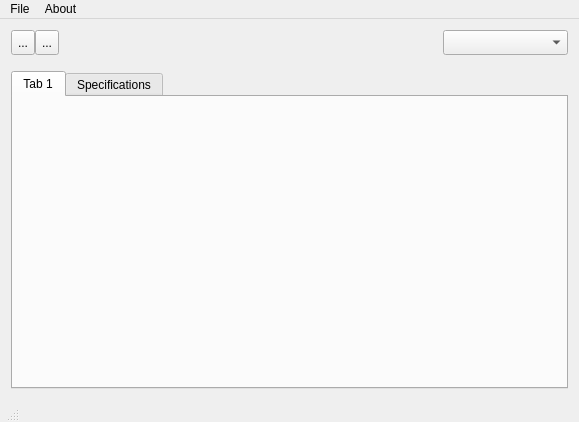
Before: the Qt Designer form ui/potatool.ui in AlbertoCejas/Potatool2, drawn with Qt 5.
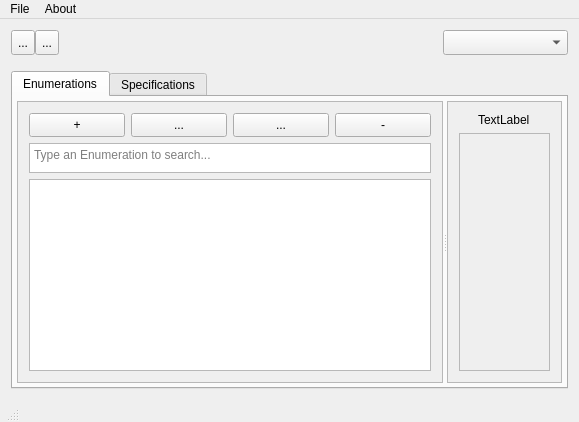
After: the same form once the commit is applied. The open tabs and pages were chosen to show the change.

The edit to the form file:
```diff
--- a/ui/potatool.ui
+++ b/ui/potatool.ui
@@ -26,7 +26,7 @@
      <verstretch>0</verstretch>
     </sizepolicy>
    </property>
-   <layout class="QHBoxLayout" name="horizontalLayout_7">
+   <layout class="QVBoxLayout" name="verticalLayout_4">
     <item>
      <layout class="QVBoxLayout" name="verticalLayout_3">
       <item>
@@ -102,8 +102,211 @@
         </property>
         <widget class="QWidget" name="tab">
          <attribute name="title">
-          <string>Tab 1</string>
+          <string>Enumerations</string>
          </attribute>
+         <layout class="QHBoxLayout" name="horizontalLayout_8">
+          <property name="spacing">
+           <number>4</number>
+          </property>
+          <property name="leftMargin">
+           <number>4</number>
+          </property>
+          <property name="topMargin">
+           <number>4</number>
+          </property>
+          <property name="rightMargin">
+           <number>4</number>
+          </property>
+          <property name="bottomMargin">
+           <number>4</number>
+          </property>
+          <item>
+           <widget class="QSplitter" name="splitter_2">
+            <property name="sizePolicy">
+             <sizepolicy hsizetype="Expanding" vsizetype="Expanding">
+              <horstretch>0</horstretch>
+              <verstretch>0</verstretch>
+             </sizepolicy>
+            </property>
+            <property name="orientation">
+             <enum>Qt::Horizontal</enum>
+            </property>
+            <widget class="QScrollArea" name="scrollArea_3">
+             <property name="sizePolicy">
+              <sizepolicy hsizetype="Preferred" vsizetype="Expanding">
+               <horstretch>0</horstretch>
+               <verstretch>0</verstretch>
+              </sizepolicy>
+             </property>
+             <property name="widgetResizable">
+              <bool>true</bool>
+             </property>
+             <widget class="QWidget" name="scrollAreaWidgetContents_3">
+              <property name="geometry">
+               <rect>
+                <x>0</x>
+                <y>0</y>
+                <width>263</width>
+                <height>281</height>
+               </rect>
+              </property>
+              <layout class="QVBoxLayout" name="verticalLayout_7">
+               <item>
+                <layout class="QVBoxLayout" name="verticalLayout_6">
+                 <item>
+                  <layout class="QHBoxLayout" name="horizontalLayout_7">
+                   <item>
+                    <widget class="QToolButton" name="AddEnumBtn">
+                     <property name="sizePolicy">
+                      <sizepolicy hsizetype="Expanding" vsizetype="Expanding">
+                       <horstretch>0</horstretch>
+                       <verstretch>0</verstretch>
+                      </sizepolicy>
+                     </property>
+                     <property name="maximumSize">
+                      <size>
+                       <width>16777215</width>
+                       <height>30</height>
+                      </size>
+                     </property>
+                     <property name="text">
+                      <string>+</string>
+                     </property>
+                    </widget>
+                   </item>
+                   <item>
+                    <widget class="QToolButton" name="toolButton_3">
+                     <property name="sizePolicy">
+                      <sizepolicy hsizetype="Expanding" vsizetype="Expanding">
+                       <horstretch>0</horstretch>
+                       <verstretch>0</verstretch>
+                      </sizepolicy>
+                     </property>
+                     <property name="maximumSize">
+                      <size>
+                       <width>16777215</width>
+                       <height>30</height>
+                      </size>
+                     </property>
+                     <property name="text">
+                      <string>...</string>
+                     </property>
+                    </widget>
+                   </item>
+                   <item>
+                    <widget class="QToolButton" name="toolButton_4">
+                     <property name="sizePolicy">
+                      <sizepolicy hsizetype="Expanding" vsizetype="Expanding">
+                       <horstretch>0</horstretch>
+                       <verstretch>0</verstretch>
+                      </sizepolicy>
+                     </property>
+                     <property name="maximumSize">
+                      <size>
+                       <width>16777215</width>
+                       <height>30</height>
+                      </size>
+                     </property>
+                     <property name="text">
+                      <string>...</string>
+                     </property>
+                    </widget>
+                   </item>
+                   <item>
+                    <widget class="QToolButton" name="RemoveEnumBtn">
+                     <property name="sizePolicy">
+                      <sizepolicy hsizetype="Expanding" vsizetype="Expanding">
+                       <horstretch>0</horstretch>
+                       <verstretch>0</verstretch>
+                      </sizepolicy>
+                     </property>
+                     <property name="maximumSize">
+                      <size>
+                       <width>16777215</width>
+                       <height>30</height>
+                      </size>
+                     </property>
+                     <property name="text">
+                      <string>-</string>
+                     </property>
+                    </widget>
+                   </item>
+                  </layout>
+                 </item>
+                 <item>
+                  <widget class="QTextEdit" name="EnumSearchInput">
+                   <property name="maximumSize">
+                    <size>
+                     <width>16777215</width>
+                     <height>30</height>
+                    </size>
+                   </property>
+                   <property name="placeholderText">
+                    <string>Type an Enumeration to search...</string>
+                   </property>
+                  </widget>
+                 </item>
+                 <item>
+                  <widget class="QTreeView" name="EnumTreeView"/>
+                 </item>
+                </layout>
+               </item>
+              </layout>
+             </widget>
+            </widget>
+            <widget class="QScrollArea" name="scrollArea_4">
+             <property name="widgetResizable">
+              <bool>true</bool>
+             </property>
+             <widget class="QWidget" name="scrollAreaWidgetContents_4">
+              <property name="geometry">
+               <rect>
+                <x>0</x>
+                <y>0</y>
+                <width>273</width>
+                <height>281</height>
+               </rect>
+              </property>
+              <layout class="QVBoxLayout" name="verticalLayout_8">
+               <item>
+                <layout class="QVBoxLayout" name="verticalLayout_5">
+                 <item alignment="Qt::AlignHCenter">
+                  <widget class="QLabel" name="label_2">
+                   <property name="sizePolicy">
+                    <sizepolicy hsizetype="Expanding" vsizetype="Preferred">
+                     <horstretch>0</horstretch>
+                     <verstretch>0</verstretch>
+                    </sizepolicy>
+                   </property>
+                   <property name="text">
+                    <string>TextLabel</string>
+                   </property>
+                  </widget>
+                 </item>
+                 <item>
+                  <widget class="QFrame" name="frame_2">
+                   <property name="sizePolicy">
+                    <sizepolicy hsizetype="Expanding" vsizetype="Expanding">
+                     <horstretch>0</horstretch>
+                     <verstretch>0</verstretch>
+                    </sizepolicy>
+                   </property>
+                   <property name="frameShape">
+                    <enum>QFrame::StyledPanel</enum>
+                   </property>
+                   <property name="frameShadow">
+                    <enum>QFrame::Raised</enum>
+                   </property>
+                  </widget>
+                 </item>
+                </layout>
+               </item>
+              </layout>
+             </widget>
+            </widget>
+           </widget>
+          </item>
+         </layout>
         </widget>
         <widget class="QWidget" name="SpecificationsTab">
          <attribute name="title">
```
Left out of the diff: 22 changed lines with no effect on the pictures.
